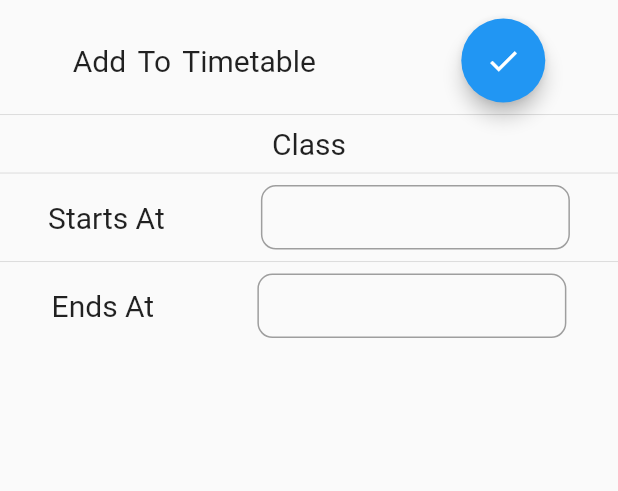
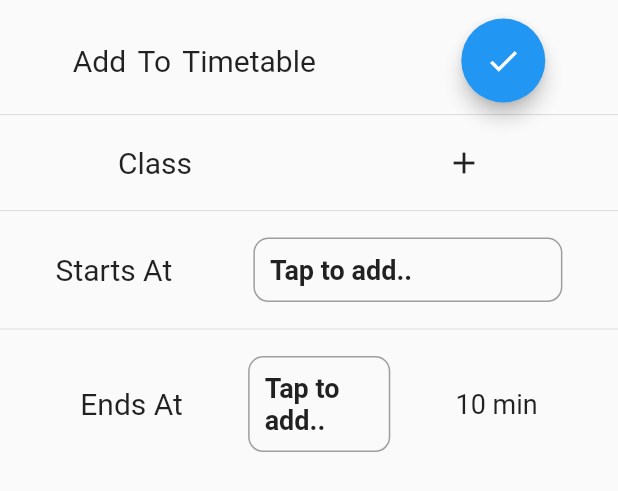
Before and after one commit to al-habibi-1107/routine_app-1, a Flutter app: the ItemBottomSheet widget shown alone on an empty page, opened directly, on a phone screen of 412 x 824 dp. Shown: the top 491 px of the screen. Run offline on Flutter 3.47's test engine with Material 2 defaults, Android fonts, the phone set to English and light mode, and no system bars; our stand-ins replace google_fonts; missing offline and left inert: day_night_time_picker; Roboto replaces fonts that are missing (Arvo).

```diff
--- a/lib/main.dart
+++ b/lib/main.dart
@@ -4,6 +4,7 @@ import 'package:provider/provider.dart';
 import './screens/homescreen.dart';
 import './models/items.dart';
 import './screens/weekDayScreen.dart';
+import './screens/subjectInput.dart';
 
 void main() {
   runApp(MyApp());
@@ -27,6 +28,7 @@ class MyApp extends StatelessWidget {
         home: HomeScreen(),
         routes: {
           WeekDayScreen.routeName: (ctx) => WeekDayScreen(),
+          SubjectInput.routeName : (ctx) => SubjectInput(),
         },
       ),
     );
--- a/lib/widgets/itemBottomSheet.dart
+++ b/lib/widgets/itemBottomSheet.dart
@@ -2,6 +2,8 @@ import 'package:flutter/material.dart';
 import 'package:google_fonts/google_fonts.dart';
 import 'package:day_night_time_picker/day_night_time_picker.dart';
 import 'package:intl/intl.dart';
+
+import '../screens/subjectInput.dart';
 
 class ItemBottomSheet extends StatefulWidget {
   @override
@@ -9,21 +11,20 @@ class ItemBottomSheet extends StatefulWidget {
 }
 
 class _ItemBottomSheetState extends State<ItemBottomSheet> {
-
-
   TimeOfDay _time = TimeOfDay.now();
   TimeOfDay _time2 = TimeOfDay.now();
   DateTime _startTime = DateTime.now();
-  String _startTimeString = '';
+  String _startTimeString = 'Tap to add..';
   DateTime _endTime = DateTime.now();
-  String _endTimeString = '';
-
-
+  String _endTimeString = 'Tap to add..';
+  Duration _duration = Duration(minutes: 10);
 
   void getStartTime(DateTime time) {
     setState(() {
       _startTime = time;
       _startTimeString = DateFormat.jm().format(_startTime);
+      if (_endTime.isAfter(_startTime))
+        _duration = _endTime.difference(_startTime);
     });
   }
 
@@ -43,6 +44,8 @@ class _ItemBottomSheetState extends State<ItemBottomSheet> {
     setState(() {
       _endTime = time2;
       _endTimeString = DateFormat.jm().format(_endTime);
+
+      _duration = _endTime.difference(_startTime);
     });
   }
 
@@ -77,11 +80,16 @@ class _ItemBottomSheetState extends State<ItemBottomSheet> {
               Text(
                 'Class',
                 style: GoogleFonts.roboto(fontSize: 20),
-              )
+              ),
+              IconButton(icon: Icon(Icons.add), onPressed: () {
+                Navigator.of(context).pushNamed(SubjectInput.routeName);
+              })
             ],
           ),
           Divider(),
-          Row(
+          Container(
+            padding: EdgeInsets.all(10),
+            child: Row(
               mainAxisAlignment: MainAxisAlignment.spaceAround,
               children: <Widget>[
                 Text(
@@ -116,9 +124,12 @@ class _ItemBottomSheetState extends State<ItemBottomSheet> {
                 ),
               ],
             ),
+          ),
           Divider(),
-          Row(
-            mainAxisAlignment: MainAxisAlignment.spaceAround,
+          Container(
+            padding: EdgeInsets.all(10),
+            child: Row(
+              mainAxisAlignment: MainAxisAlignment.spaceEvenly,
               children: <Widget>[
                 Text(
                   'Ends At',
@@ -140,9 +151,12 @@ class _ItemBottomSheetState extends State<ItemBottomSheet> {
                   child: Container(
                     padding: EdgeInsets.all(10),
                     decoration: BoxDecoration(
-                      borderRadius: BorderRadius.all(Radius.circular(10)),
-                      border: Border.all(color: Colors.grey)),
-                  width: device.width * 0.5,
+                      borderRadius: BorderRadius.all(
+                        Radius.circular(10),
+                      ),
+                      border: Border.all(color: Colors.grey),
+                    ),
+                    width: device.width * 0.23,
                     child: Text(
                       '$_endTimeString',
                       style: GoogleFonts.roboto(
@@ -150,8 +164,12 @@ class _ItemBottomSheetState extends State<ItemBottomSheet> {
                     ),
                   ),
                 ),
-
+                Text(
+                  '${_duration.inMinutes} min',
+                  style: GoogleFonts.roboto(fontSize: 18),
+                )
               ],
+            ),
           ),
         ],
       ),
```
Also changed, not shown: lib/screens/subjectInput.dart (added, +133 -0 lines). Lines whose indentation alone changed are shown as unchanged.
